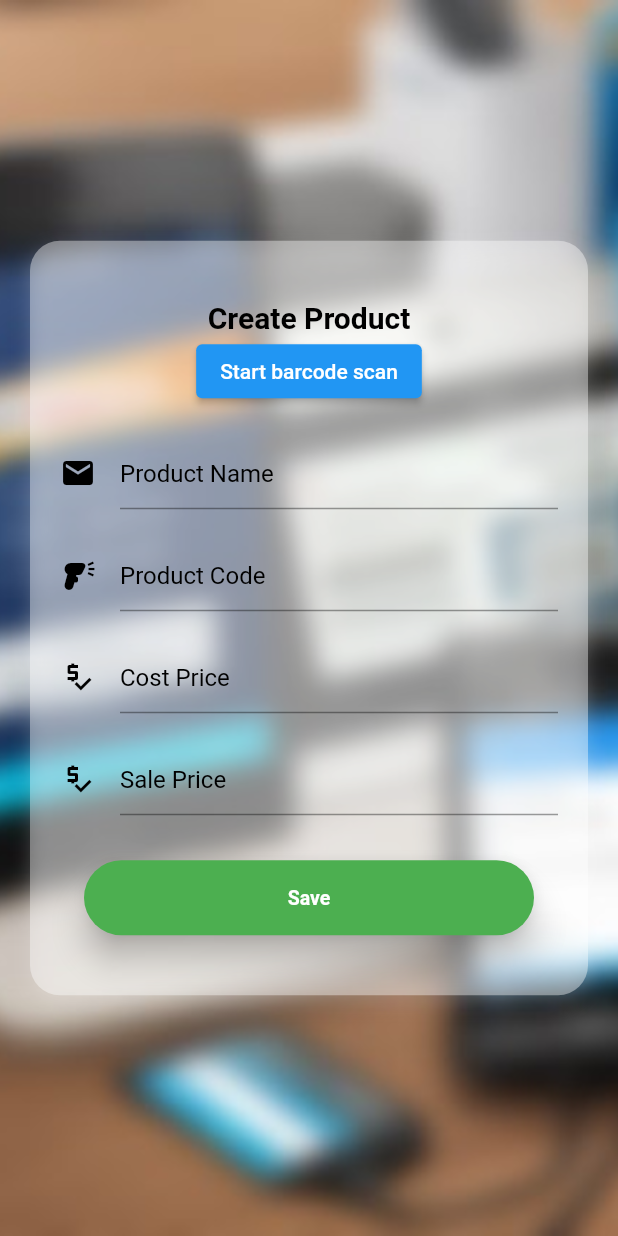
After one commit to abdulmazidcse/pos-app, a Flutter app: the ProductPage screen opened directly, after a tap on "Start barcode scan", on a phone screen of 412 x 824 dp. The commit adds this screen. Run offline on Flutter 3.47's test engine with Material 2 defaults, Android fonts, the phone set to English and light mode, and no system bars; drawn by our look-alikes of auto_size_text; our stand-ins replace shared_preferences; missing offline and left inert: flutter_barcode_scanner; accounts and stored records are empty.

Commit message:
product page

```diff
--- a/lib/HomePage/HomePage.dart
+++ b/lib/HomePage/HomePage.dart
@@ -2,6 +2,7 @@ import 'package:auto_size_text/auto_size_text.dart';
 import 'package:flutter/material.dart';
 import 'package:shared_preferences/shared_preferences.dart';
 import '../Login/Login.dart';
+import '../Products/ProductPage.dart';
 
 class HomePage extends StatefulWidget {
   @override
@@ -86,6 +87,26 @@ class _HomePageState extends State<HomePage> {
                               borderRadius: BorderRadius.circular(75))),
                     ),
                     SizedBox(height: 20.0),
+                    ElevatedButton(
+                      child: Text(
+                        'Products',
+                        style: TextStyle(
+                            fontWeight: FontWeight.bold,
+                            fontSize: 13,
+                            color: Colors.white),
+                      ),
+                      onPressed: () async {
+                        Navigator.of(context).pushReplacement(MaterialPageRoute(
+                            builder: (context) => ProductPage()));
+                      },
+                      style: ElevatedButton.styleFrom(
+                          elevation: 9.0,
+                          primary: Colors.green,
+                          fixedSize: const Size(300, 50),
+                          shape: RoundedRectangleBorder(
+                              borderRadius: BorderRadius.circular(75))),
+                    ),
+                    SizedBox(height: 20.0),
                   ],
                 ),
               ),
--- /dev/null
+++ b/lib/Products/ProductPage.dart
@@ -0,0 +1,219 @@
+import 'package:auto_size_text/auto_size_text.dart';
+import 'package:flutter/material.dart';
+import '../utils/Api.dart';
+import 'package:flutter/services.dart';
+import 'package:flutter_barcode_scanner/flutter_barcode_scanner.dart';
+
+class ProductPage extends StatefulWidget {
+  @override
+  _ProductPageState createState() => _ProductPageState();
+}
+
+class _ProductPageState extends State<ProductPage> {
+  String _scanBarcode = '';
+
+  // get productCodeController => null;
+  final TextEditingController productCodeController = TextEditingController();
+  void initState() {
+    super.initState();
+  }
+
+  String productName = '';
+  String productCode = '';
+  double costPrice = 0;
+  double mrpPrice = 0;
+
+  // Platform messages are asynchronous, so we initialize in an async method.
+  Future<void> scanBarcodeNormal() async {
+    String barcodeScanRes;
+    // Platform messages may fail, so we use a try/catch PlatformException.
+    try {
+      barcodeScanRes = await FlutterBarcodeScanner.scanBarcode(
+          '#ff6666', 'Cancel', true, ScanMode.BARCODE);
+      // print(barcodeScanRes);
+    } on PlatformException {
+      barcodeScanRes = 'Failed to get platform version.';
+    }
+
+    // If the widget was removed from the tree while the asynchronous platform
+    // message was in flight, we want to discard the reply rather than calling
+    // setState to update our non-existent appearance.
+    if (!mounted) return;
+    setState(() {
+      // _scanBarcode = barcodeScanRes;
+      // productCode = barcodeScanRes;
+      productCodeController.text = barcodeScanRes;
+    });
+  }
+
+  createProduct() async {
+    final String apiUrl = 'products';
+    var product = {
+      'product_type': 'standard',
+      'product_name': productName,
+      'product_native_name': productName,
+      'product_code': productCode,
+      'category_id': 8,
+      'sub_category_id': 9,
+      'cost_price': costPrice,
+      'mrp_price': mrpPrice,
+      'min_order_qty': 1,
+      'tax_method': 1,
+      'product_tax': 1,
+    };
+    final response = await Api().postData(product, apiUrl);
+
+    if (response.statusCode == 200) {
+      // Product created successfully
+      print('Product created successfully');
+    } else {
+      // Error creating product
+      print('Failed to create product. Error: ${response.statusCode}');
+    }
+  }
+
+  @override
+  Widget build(BuildContext context) {
+    return Scaffold(
+      body: Stack(
+        children: [
+          // Background image
+          Container(
+            decoration: BoxDecoration(
+              image: DecorationImage(
+                image: AssetImage('assets/images/imageedit.jpg'),
+                fit: BoxFit.cover,
+              ),
+            ),
+          ),
+
+          // Glassy login card
+          Center(
+            child: Padding(
+              padding: const EdgeInsets.symmetric(horizontal: 20.0),
+              child: Container(
+                width: double.infinity,
+                padding: EdgeInsets.all(20.0),
+                decoration: BoxDecoration(
+                  color: Colors.white.withOpacity(0.4),
+                  borderRadius: BorderRadius.circular(20.0),
+                  boxShadow: [
+                    BoxShadow(
+                      color: Colors.white.withOpacity(0.2),
+                      blurRadius: 10,
+                      offset: Offset(0, 5),
+                    ),
+                  ],
+                ),
+                child: Column(
+                  mainAxisSize: MainAxisSize.min,
+                  children: [
+                    Center(
+                      child: Container(
+                        margin: EdgeInsets.only(top: 20.0),
+                        child: new AutoSizeText(
+                          'Create Product',
+                          style: TextStyle(
+                            fontSize: 20.0,
+                            color: Colors.black,
+                            fontWeight: FontWeight.bold,
+                          ),
+                        ),
+                      ),
+                    ),
+                    ElevatedButton(
+                        onPressed: () => scanBarcodeNormal(),
+                        child: Text('Start barcode scan')),
+                    SizedBox(height: 20.0),
+                    TextField(
+                      style: TextStyle(color: Colors.black),
+                      decoration: InputDecoration(
+                        hintText: 'Product Name',
+                        hintStyle: TextStyle(color: Colors.black),
+                        icon: Icon(Icons.email, color: Colors.black),
+                      ),
+                      onChanged: (value) {
+                        setState(() {
+                          productName = value;
+                        });
+                      },
+                    ),
+                    SizedBox(height: 20.0),
+                    TextField(
+                      controller: productCodeController,
+                      style: TextStyle(color: Colors.black),
+                      decoration: InputDecoration(
+                        hintText: 'Product Code',
+                        hintStyle: TextStyle(color: Colors.black),
+                        icon: Icon(Icons.barcode_reader, color: Colors.black),
+                      ),
+                      onChanged: (value) {
+                        setState(() {
+                          productCode = value;
+                        });
+                      },
+                    ),
+                    SizedBox(height: 20.0),
+                    TextField(
+                      style: TextStyle(color: Colors.black),
+                      decoration: InputDecoration(
+                        hintText: 'Cost Price',
+                        hintStyle: TextStyle(color: Colors.black),
+                        icon: Icon(Icons.price_check, color: Colors.black),
+                      ),
+                      onChanged: (value) {
+                        setState(() {
+                          costPrice = double.parse(value);
+                        });
+                      },
+                    ),
+                    SizedBox(height: 20.0),
+                    TextField(
+                      style: TextStyle(color: Colors.black),
+                      decoration: InputDecoration(
+                        hintText: 'Sale Price',
+                        hintStyle: TextStyle(color: Colors.black),
+                        icon: Icon(Icons.price_check, color: Colors.black),
+                      ),
+                      onChanged: (value) {
+                        setState(() {
+                          mrpPrice = double.parse(value);
+                        });
+                      },
+                    ),
+                    SizedBox(height: 20.0),
+                    Center(
+                      child: Column(
+                        mainAxisAlignment: MainAxisAlignment.center,
+                        children: <Widget>[
+                          Padding(padding: EdgeInsets.only(top: 10.0)),
+                          ElevatedButton(
+                            child: Text(
+                              'Save',
+                              style: TextStyle(
+                                  fontWeight: FontWeight.bold,
+                                  fontSize: 13,
+                                  color: Colors.white),
+                            ),
+                            onPressed: createProduct,
+                            style: ElevatedButton.styleFrom(
+                                elevation: 9.0,
+                                backgroundColor: Colors.green,
+                                fixedSize: const Size(300, 50),
+                                shape: RoundedRectangleBorder(
+                                    borderRadius: BorderRadius.circular(75))),
+                          ),
+                        ],
+                      ),
+                    ),
+                    SizedBox(height: 20.0),
+                  ],
+                ),
+              ),
+            ),
+          ),
+        ],
+      ),
+    );
+  }
+}
--- a/lib/utils/Api.dart
+++ b/lib/utils/Api.dart
@@ -19,8 +19,7 @@ class Api {
     });
   }
 
-  _POST(data, apiUrl) async {
-    // print(_url);
+  postData(data, apiUrl) async {
     var fullUrl;
     fullUrl = _url + apiUrl + await _getToken();
     return await http.post(Uri.parse(fullUrl),
--- a/pubspec.yaml
+++ b/pubspec.yaml
@@ -38,6 +38,7 @@ dependencies:
   auto_size_text: ^3.0.0
   shared_preferences: ^2.2.2
   http: ^1.1.0
+  flutter_barcode_scanner: ^2.0.0
 
 dev_dependencies:
   flutter_test:
```
Also changed, not shown: pubspec.lock.
